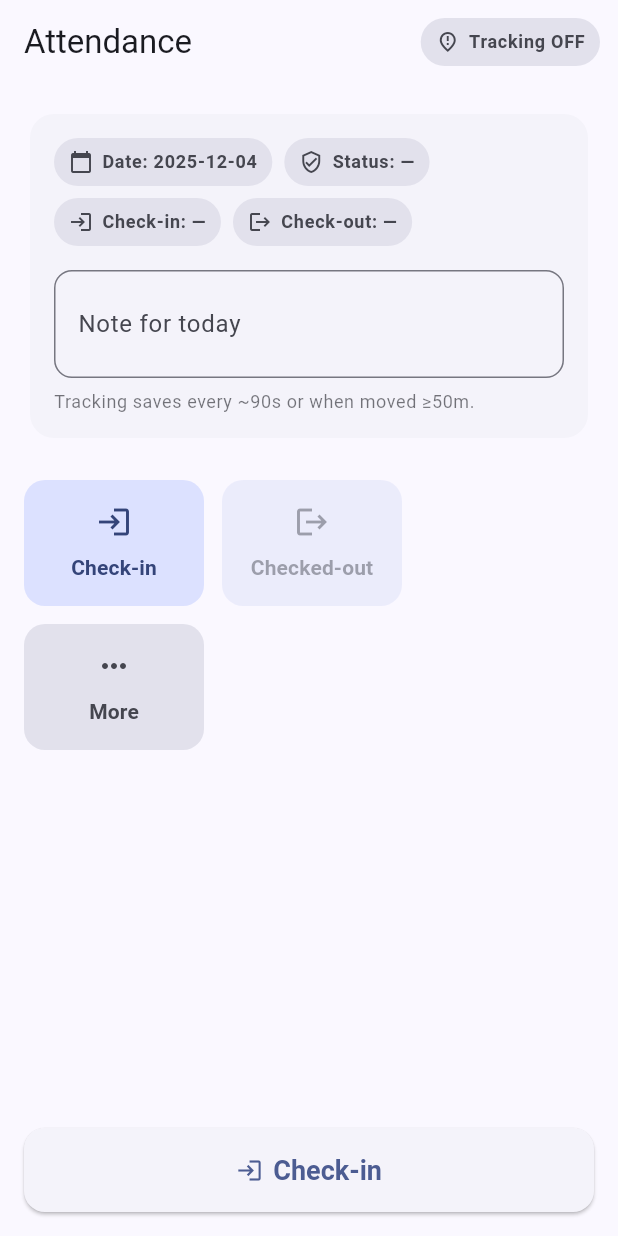
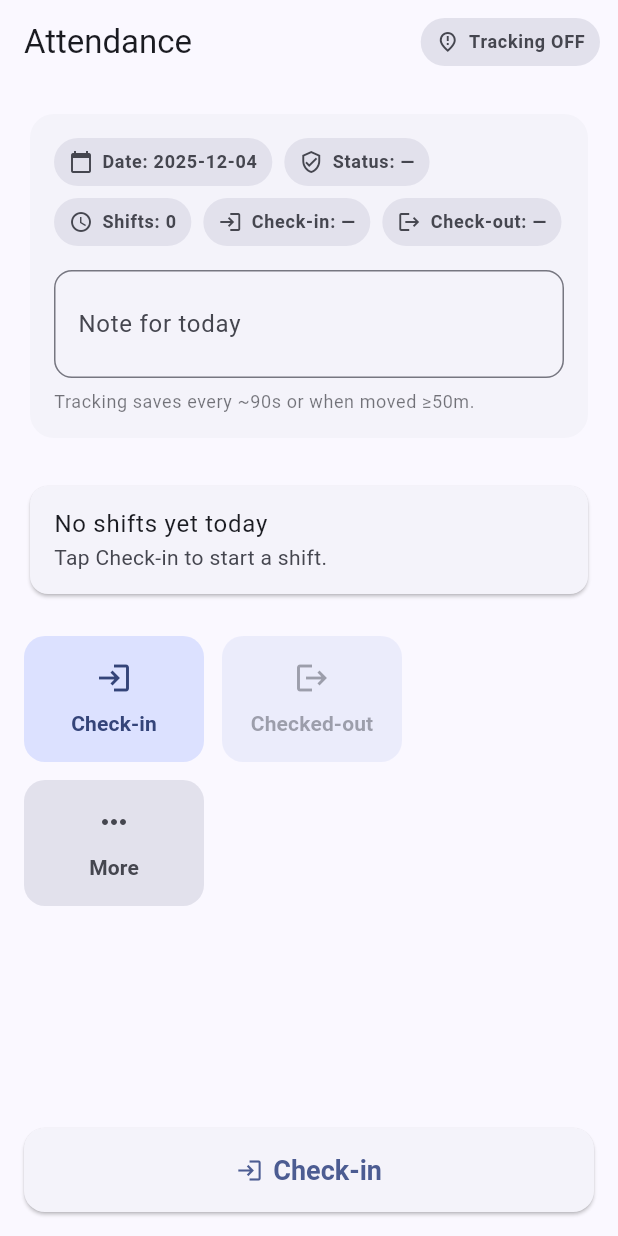
Before and after one commit to Vaibhavugile/medrentapp, a Flutter app: the AttendanceScreen screen opened directly with empty values, on a phone screen of 412 x 824 dp. Run offline on Flutter 3.47's test engine with Material 3 defaults, Android fonts, the phone set to English and light mode, and no system bars; our stand-ins replace cloud_firestore, firebase_auth, firebase_core, firebase_messaging, flutter_local_notifications, geolocator and 1 more; missing offline and left inert: flutter_foreground_task, mobile_scanner; accounts and stored records are empty.

```diff
--- a/lib/screens/attendance_screen.dart
+++ b/lib/screens/attendance_screen.dart
@@ -1,3 +1,5 @@
+
+// attendance_screen.dart
 import 'package:flutter/material.dart';
 import 'package:firebase_auth/firebase_auth.dart';
 import 'package:cloud_firestore/cloud_firestore.dart';
@@ -6,9 +8,9 @@ import '../services/attendance_service.dart';
 import '../services/location_service.dart';
 
 class AttendanceScreen extends StatefulWidget {
-  final String userId;          // may be authUid or docId (we’ll resolve)
+  final String userId; // may be authUid or docId (we’ll resolve)
   final String userName;
-  final String collectionRoot;  // 'drivers' or 'marketing'
+  final String collectionRoot; // 'drivers' or 'marketing'
 
   const AttendanceScreen({
     super.key,
@@ -89,7 +91,9 @@ class _AttendanceScreenState extends State<AttendanceScreen> {
         _loc = LocationService(_att, _effectiveUserId, widget.collectionRoot);
         // If we were already tracking, restart so the isolate gets the new id
         if (tracking) {
-          try { await _loc?.stop(); } catch (_) {}
+          try {
+            await _loc?.stop();
+          } catch (_) {}
           await _loc?.start();
         }
       }
@@ -104,18 +108,72 @@ class _AttendanceScreenState extends State<AttendanceScreen> {
     setState(() {
       att = data;
       loading = false;
-      tracking = data != null && data['checkInMs'] != null && data['checkOutMs'] == null;
       note = (data != null ? (data['note'] ?? '') : '') as String;
-      // keep controller in sync after load
-      _noteController.text = note;
     });
+
+    // determine tracking based on open shift (shifts map) or fallback to top-level fields
+    final hasOpen = _hasOpenShift(att);
+    tracking = hasOpen || (att != null && att?['checkInMs'] != null && att?['checkOutMs'] == null);
     if (tracking) {
       await _loc?.start();
+    } else {
+      // ensure location is stopped if not tracking
+      try {
+        await _loc?.stop();
+      } catch (_) {}
     }
+
+    // keep controller in sync after load
+    _noteController.text = note;
   }
 
-  bool get canCheckIn => att == null || att?['checkInMs'] == null;
-  bool get canCheckOut => att != null && att?['checkInMs'] != null && att?['checkOutMs'] == null;
+  bool _hasOpenShift(Map<String, dynamic>? data) {
+    if (data == null) return false;
+    final raw = data['shifts'];
+    if (raw == null || raw is! Map<String, dynamic>) return false;
+    try {
+      final entries = Map<String, dynamic>.from(raw).entries;
+      for (final e in entries) {
+        final m = e.value as Map<String, dynamic>;
+        if (m['checkOutMs'] == null) return true;
+      }
+    } catch (_) {}
+    return false;
+  }
+
+  List<MapEntry<int, Map<String, dynamic>>> _getShiftsSorted(Map<String, dynamic>? data) {
+    if (data == null) return [];
+    final raw = data['shifts'];
+    if (raw == null || raw is! Map<String, dynamic>) return [];
+    final parsed = <MapEntry<int, Map<String, dynamic>>>[];
+    try {
+      final mp = Map<String, dynamic>.from(raw);
+      for (final e in mp.entries) {
+        final key = int.tryParse(e.key) ?? 0;
+        final value = Map<String, dynamic>.from(e.value as Map);
+        parsed.add(MapEntry(key, value));
+      }
+      parsed.sort((a, b) => a.key.compareTo(b.key));
+    } catch (_) {}
+    return parsed;
+  }
+
+  int? _latestOpenShiftNumber(Map<String, dynamic>? data) {
+    final list = _getShiftsSorted(data);
+    final open = list.where((e) => e.value['checkOutMs'] == null).toList();
+    if (open.isEmpty) return null;
+    open.sort((a, b) => b.key.compareTo(a.key));
+    return open.first.key;
+  }
+
+  bool get canCheckIn {
+    // allow check-in only if there is no open shift
+    return _latestOpenShiftNumber(att) == null;
+  }
+
+  bool get canCheckOut {
+    return _latestOpenShiftNumber(att) != null;
+  }
 
   Future<void> checkIn() async {
     if (!canCheckIn || !mounted) return;
@@ -125,7 +183,9 @@ class _AttendanceScreenState extends State<AttendanceScreen> {
 
     setState(() => saving = true);
     try {
-      try { await Permission.notification.request(); } catch (_) {}
+      try {
+        await Permission.notification.request();
+      } catch (_) {}
 
       try {
         final bgGranted = await _loc!.requestBgPermission();
@@ -151,7 +211,7 @@ class _AttendanceScreenState extends State<AttendanceScreen> {
     }
   }
 
-  Future<void> checkOut() async {
+  Future<void> checkOut({int? shiftNumber}) async {
     if (!canCheckOut) return;
     final ok = await showConfirm(context, 'Confirm check-out now?');
     if (!ok) return;
@@ -164,6 +224,7 @@ class _AttendanceScreenState extends State<AttendanceScreen> {
       // Then call checkout (no lat/lng should be sent by the service)
       await _att.checkOut(
         _effectiveUserId,
+        shiftNumber: shiftNumber,
         uid: FirebaseAuth.instance.currentUser?.uid,
       );
 
@@ -212,6 +273,9 @@ class _AttendanceScreenState extends State<AttendanceScreen> {
       );
     }
 
+    final shifts = _getShiftsSorted(att);
+    final latestOpen = _latestOpenShiftNumber(att);
+
     return Scaffold(
       appBar: AppBar(
         title: const Text('Attendance'),
@@ -255,6 +319,10 @@ class _AttendanceScreenState extends State<AttendanceScreen> {
                             icon: Icons.verified_user_outlined,
                           ),
                           _Chip(
+                            label: 'Shifts: ${shifts.length}',
+                            icon: Icons.schedule,
+                          ),
+                          _Chip(
                             label: 'Check-in: ${timeFromMs(att?['checkInMs'])}',
                             icon: Icons.login,
                           ),
@@ -293,6 +361,54 @@ class _AttendanceScreenState extends State<AttendanceScreen> {
 
               const SizedBox(height: 24),
 
+              // List shifts
+              if (shifts.isEmpty)
+                Card(
+                  child: ListTile(
+                    title: const Text('No shifts yet today'),
+                    subtitle: const Text('Tap Check-in to start a shift.'),
+                  ),
+                )
+              else
+                ...shifts.map((e) {
+                  final number = e.key;
+                  final data = e.value;
+                  final checkInMs = data['checkInMs'] as int?;
+                  final checkOutMs = data['checkOutMs'] as int?;
+                  final status = (data['status'] ?? '').toString();
+                  final noteText = (data['note'] ?? '').toString();
+                  final checkInTime = checkInMs != null ? timeFromMs(checkInMs) : '—';
+                  final checkOutTime = checkOutMs != null ? timeFromMs(checkOutMs) : '—';
+                  final isOpen = checkOutMs == null;
+
+                  return Card(
+                    child: ListTile(
+                      leading: CircleAvatar(child: Text(number.toString())),
+                      title: Text('Shift $number — ${status.isNotEmpty ? status : '—'}'),
+                      subtitle: Column(
+                        crossAxisAlignment: CrossAxisAlignment.start,
+                        children: [
+                          Text('In: $checkInTime — Out: $checkOutTime'),
+                          if (noteText.isNotEmpty) Text('Note: $noteText'),
+                        ],
+                      ),
+                      trailing: isOpen
+                          ? PopupMenuButton<String>(
+                              onSelected: (v) {
+                                if (v == 'checkout') checkOut(shiftNumber: number);
+                              },
+                              itemBuilder: (_) => [
+                                const PopupMenuItem(value: 'checkout', child: Text('Check out this shift')),
+                              ],
+                              icon: const Icon(Icons.more_vert),
+                            )
+                          : null,
+                    ),
+                  );
+                }).toList(),
+
+              const SizedBox(height: 24),
+
               // Quick actions grid for larger phones (will wrap on small screens)
               Wrap(
                 spacing: 12,
@@ -307,7 +423,7 @@ class _AttendanceScreenState extends State<AttendanceScreen> {
                   _ActionTile(
                     label: canCheckOut ? 'Check-out' : 'Checked-out',
                     icon: Icons.logout,
-                    onTap: (!saving && canCheckOut) ? checkOut : null,
+                    onTap: (!saving && canCheckOut) ? () => checkOut(shiftNumber: latestOpen) : null,
                     tone: _ActionTone.secondary,
                   ),
                   _ActionTile(
@@ -334,7 +450,7 @@ class _AttendanceScreenState extends State<AttendanceScreen> {
               onPressed: saving
                   ? null
                   : canCheckOut
-                      ? checkOut
+                      ? () => checkOut(shiftNumber: latestOpen)
                       : (canCheckIn ? checkIn : null),
               icon: Icon(canCheckOut ? Icons.logout : Icons.login),
               label: Text(
@@ -352,6 +468,8 @@ class _AttendanceScreenState extends State<AttendanceScreen> {
       ),
     );
   }
+
+  int? get latestOpen => _latestOpenShiftNumber(att);
 
   void _showMoreSheet() {
     showModalBottomSheet(
@@ -371,22 +489,34 @@ class _AttendanceScreenState extends State<AttendanceScreen> {
                 _SheetAction(
                   icon: Icons.beach_access_outlined,
                   label: 'Leave',
-                  onTap: () { Navigator.pop(ctx); markStatus('leave'); },
+                  onTap: () {
+                    Navigator.pop(ctx);
+                    markStatus('leave');
+                  },
                 ),
                 _SheetAction(
                   icon: Icons.block_outlined,
                   label: 'Absent',
-                  onTap: () { Navigator.pop(ctx); markStatus('absent'); },
+                  onTap: () {
+                    Navigator.pop(ctx);
+                    markStatus('absent');
+                  },
                 ),
                 _SheetAction(
                   icon: Icons.timelapse_outlined,
                   label: 'Half-day',
-                  onTap: () { Navigator.pop(ctx); markStatus('half_day'); },
+                  onTap: () {
+                    Navigator.pop(ctx);
+                    markStatus('half_day');
+                  },
                 ),
                 _SheetAction(
                   icon: Icons.schedule_outlined,
                   label: 'Late',
-                  onTap: () { Navigator.pop(ctx); markStatus('late'); },
+                  onTap: () {
+                    Navigator.pop(ctx);
+                    markStatus('late');
+                  },
                 ),
                 const SizedBox(height: 6),
               ],
@@ -534,7 +664,8 @@ Future<bool> showConfirm(BuildContext ctx, String msg) async {
             FilledButton(onPressed: () => Navigator.pop(ctx, true), child: const Text('Yes')),
           ],
         ),
-      ) ?? false;
+      ) ??
+      false;
 }
 
 void showSnack(BuildContext ctx, String msg) {
```
Also changed, not shown: lib/services/attendance_service.dart (+136 -17 lines), pubspec.lock.
